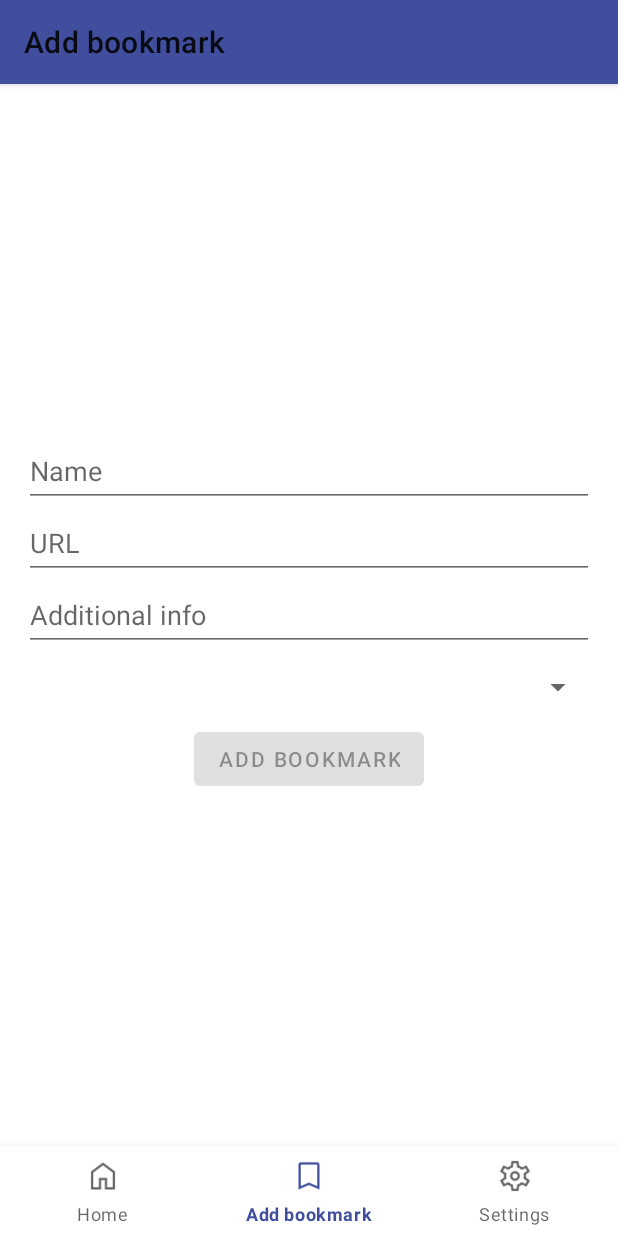
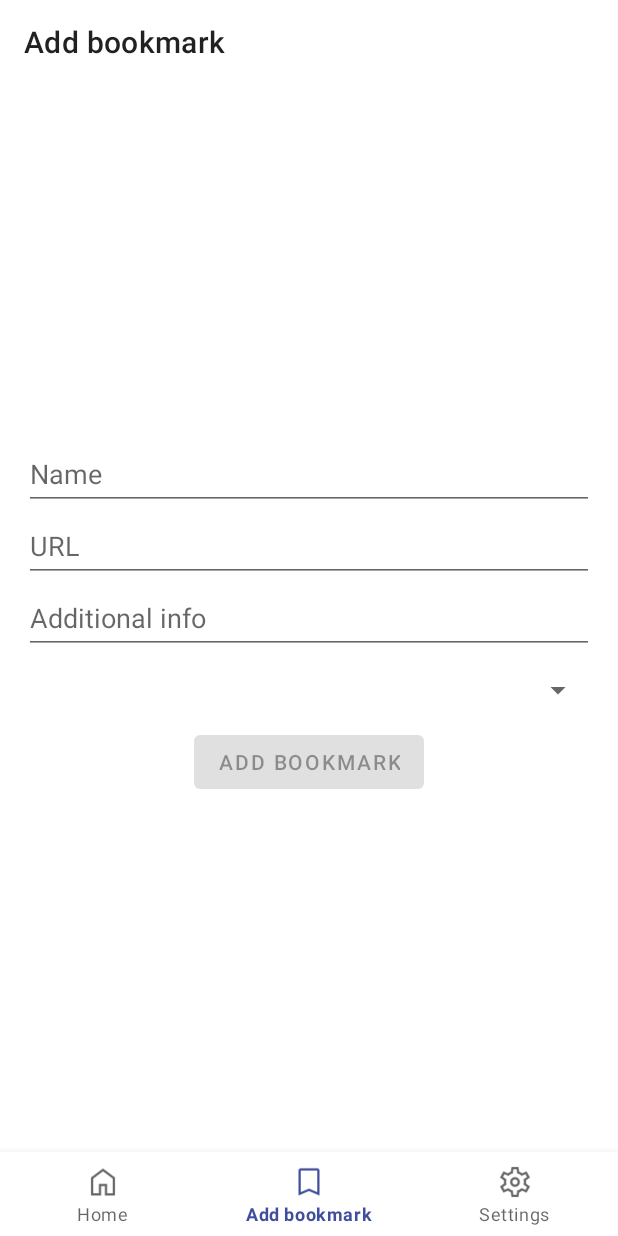
Before and after one commit to dravalico/BookmarkHub, an Android app: the screen it shows after launch once a user with an empty profile is signed in (MainActivity), item 2 of the bottom bar chosen, on a phone screen of 412 x 824 dp. Run offline under Robolectric (Android 15) with nearby library versions, the phone set to English and light mode, and no system bars; our stand-ins replace Firebase (no records; nobody signed in at launch, a user with empty details on screens opened directly), androidx.preference, navigation-ui.

Commit message:
Bottom bar inherit the height

```diff
--- a/app/src/main/res/layout/activity_main.xml
+++ b/app/src/main/res/layout/activity_main.xml
@@ -11,9 +11,7 @@
         android:id="@+id/toolbar"
         android:layout_width="match_parent"
         android:layout_height="?attr/actionBarSize"
-        android:background="@color/green"
         android:elevation="4dp"
-        style="@style/Base.Theme.BookmarkHub"
         app:layout_constraintTop_toTopOf="parent" />
 
     <androidx.fragment.app.FragmentContainerView
@@ -32,7 +30,7 @@
     <com.google.android.material.bottomnavigation.BottomNavigationView
         android:id="@+id/bottom_navigation_view"
         android:layout_width="match_parent"
-        android:layout_height="60dp"
+        android:layout_height="wrap_content"
         android:layout_gravity="bottom"
         android:layout_marginBottom="0dp"
         android:clipToPadding="false"
```
